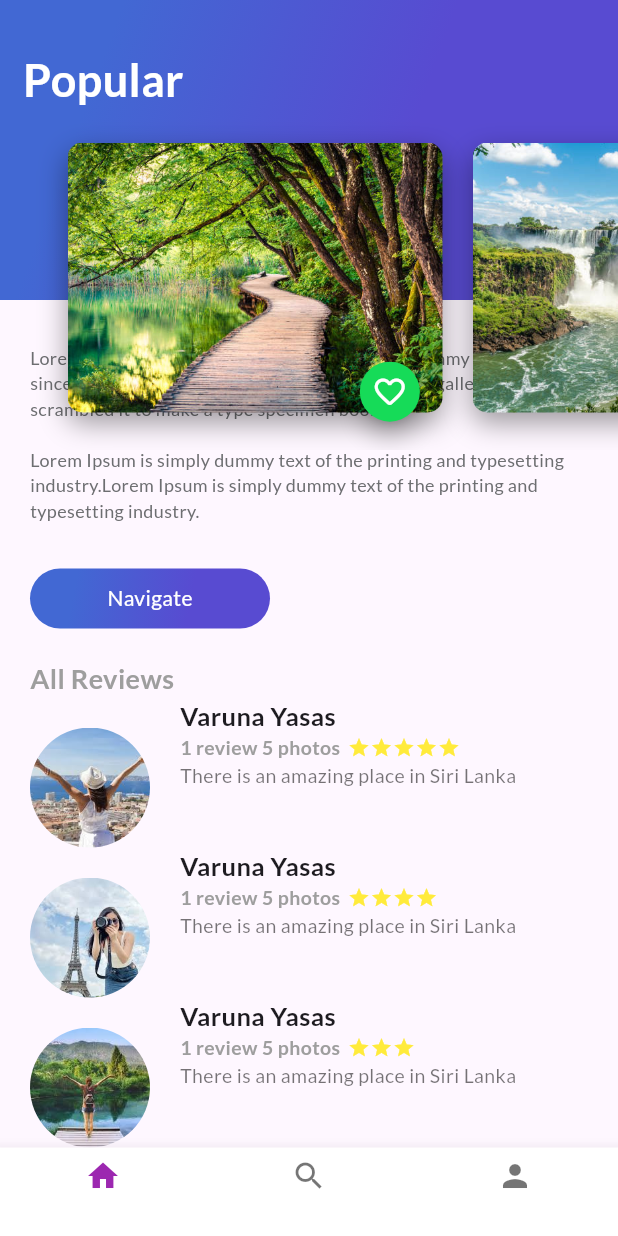
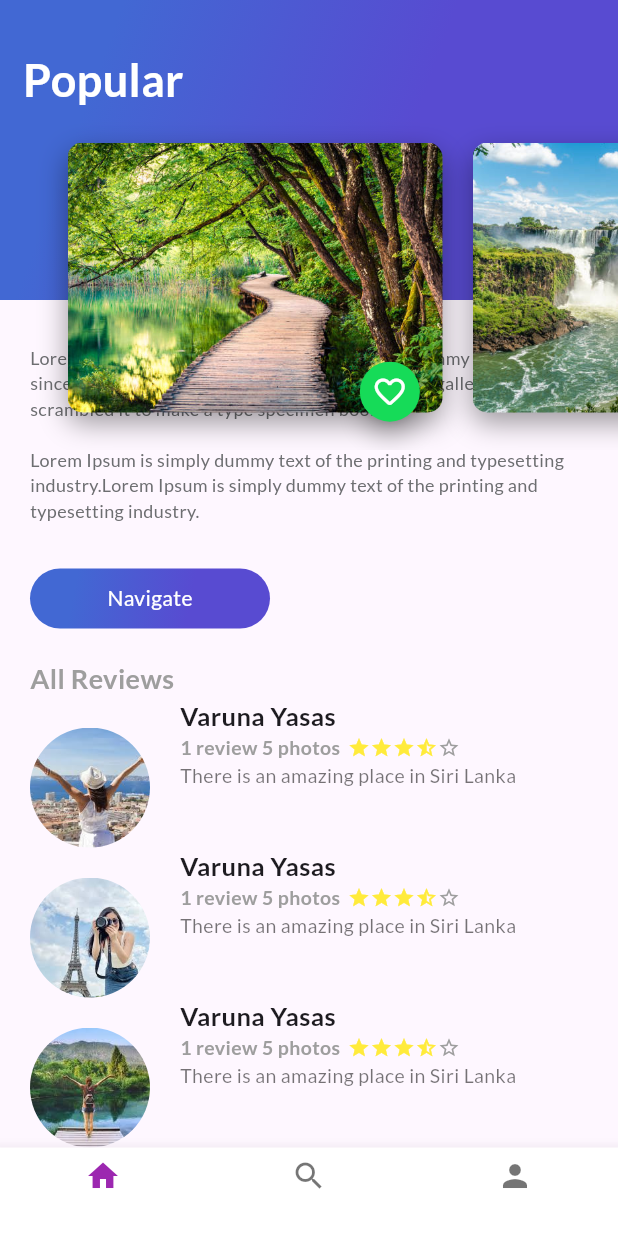
Before and after one commit to XAlomlaiza/PruebaAlomaliza6A, a Flutter app: the screen it shows after launch, scrolled down 103 dp, on a phone screen of 412 x 824 dp. Run offline on Flutter 3.47's test engine with Material 3 defaults, Android fonts, the phone set to English and light mode, and no system bars; our stand-ins replace google_fonts.

```diff
--- a/lib/review.dart
+++ b/lib/review.dart
@@ -5,19 +5,55 @@ class Review extends StatelessWidget {
   final String name;
   final String information;
   final String comment;
-  final int stars; // Nuevo parámetro para la cantidad de estrellas
+  final int stars;
 
   const Review({
     required this.pathImage,
     required this.name,
     required this.information,
     required this.comment,
-    required this.stars, // Agregamos el nuevo parámetro
+    required this.stars,
     Key? key,
   }) : super(key: key);
 
   @override
   Widget build(BuildContext context) {
+    List<Widget> starWidgets = [];
+
+    for (int i = 0; i < 5; i++) {
+      if (i < stars) {
+        if (i < 3) {
+          // Primeras 3 estrellas llenas
+          starWidgets.add(const Icon(
+            Icons.star,
+            color: Colors.yellow,
+            size: 15,
+          ));
+        } else if (i == 3) {
+          // Cuarta estrella semi-llena
+          starWidgets.add(const Icon(
+            Icons.star_half,
+            color: Colors.yellow,
+            size: 15,
+          ));
+        } else {
+          // Última estrella vacía
+          starWidgets.add(const Icon(
+            Icons.star_border,
+            color: Colors.yellow,
+            size: 15,
+          ));
+        }
+      } else {
+        // Estrellas vacías
+        starWidgets.add(const Icon(
+          Icons.star_border,
+          color: Colors.grey,
+          size: 15,
+        ));
+      }
+    }
+
     return Row(
       crossAxisAlignment: CrossAxisAlignment.start,
       children: <Widget>[
@@ -60,13 +96,8 @@ class Review extends StatelessWidget {
                   ),
                 ),
                 const SizedBox(width: 5),
-                // Aquí generamos los iconos de estrellas según la cantidad especificada
-                for (int i = 0; i < stars; i++)
-                  const Icon(
-                    Icons.star,
-                    color: Colors.yellow,
-                    size: 15,
-                  ),
+                // Agregar los iconos de estrellas
+                ...starWidgets,
               ],
             ),
             Text(
--- a/lib/review_list.dart
+++ b/lib/review_list.dart
@@ -14,21 +14,21 @@ class ReviewList extends StatelessWidget {
           name: 'Varuna Yasas',
           information: '1 review 5 photos',
           comment: 'There is an amazing place in Siri Lanka',
-          stars: 5, // Agregamos la cantidad de estrellas
+          stars: 4,
         ),
         Review(
           pathImage: 'assets/images/ann.jpg',
           name: 'Varuna Yasas',
           information: '1 review 5 photos',
           comment: 'There is an amazing place in Siri Lanka',
-          stars: 4, // Agregamos la cantidad de estrellas
+          stars: 4,
         ),
         Review(
           pathImage: 'assets/images/people.jpg',
           name: 'Varuna Yasas',
           information: '1 review 5 photos',
           comment: 'There is an amazing place in Siri Lanka',
-          stars: 3, // Agregamos la cantidad de estrellas
+          stars: 4,
         ),
       ],
     );
```
